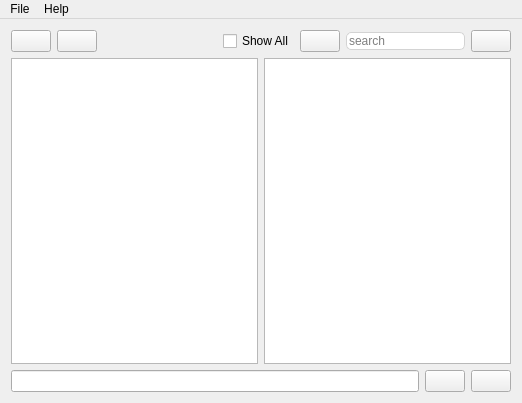
First picture: the form in mainwindow.ui, repository SverrirValgeirsson/Todour, before the edit.
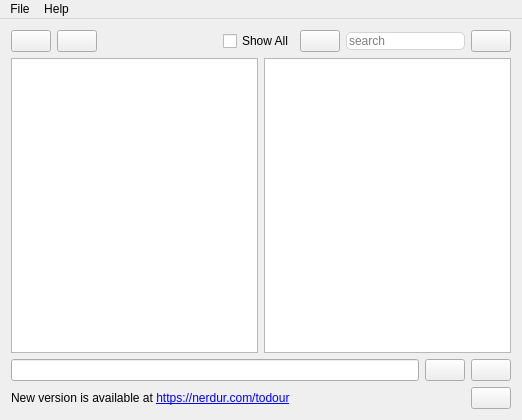
Second picture: the form after the edit.

Commit message: Moved the "check for new version" feature to the main part of the program and make it check ca once per week (can be turned off)

What changed in the file:
```diff
--- a/mainwindow.ui
+++ b/mainwindow.ui
@@ -7,7 +7,7 @@
     <x>0</x>
     <y>0</y>
     <width>522</width>
-    <height>403</height>
+    <height>420</height>
    </rect>
   </property>
   <property name="windowTitle">
@@ -184,6 +184,70 @@
       </item>
      </layout>
     </item>
+    <item>
+     <widget class="QWidget" name="newVersionView" native="true">
+      <layout class="QHBoxLayout" name="horizontalLayout_4">
+       <property name="spacing">
+        <number>20</number>
+       </property>
+       <property name="leftMargin">
+        <number>0</number>
+       </property>
+       <property name="topMargin">
+        <number>0</number>
+       </property>
+       <property name="rightMargin">
+        <number>0</number>
+       </property>
+       <property name="bottomMargin">
+        <number>0</number>
+       </property>
+       <item>
+        <widget class="QLabel" name="label">
+         <property name="text">
+          <string>&lt;html&gt;&lt;head/&gt;&lt;body&gt;&lt;p&gt;New version is available at &lt;a href=&quot;http://nerdur.com/todour&quot;&gt;&lt;span style=&quot; text-decoration: underline; color:#0000ff;&quot;&gt;https://nerdur.com/todour&lt;/span&gt;&lt;/a&gt;&lt;/p&gt;&lt;/body&gt;&lt;/html&gt;</string>
+         </property>
+         <property name="textFormat">
+          <enum>Qt::RichText</enum>
+         </property>
+         <property name="openExternalLinks">
+          <bool>true</bool>
+         </property>
+         <property name="textInteractionFlags">
+          <set>Qt::LinksAccessibleByKeyboard|Qt::LinksAccessibleByMouse</set>
+         </property>
+        </widget>
+       </item>
+       <item>
+        <widget class="QLabel" name="txtLatestVersion">
+         <property name="text">
+          <string/>
+         </property>
+        </widget>
+       </item>
+       <item>
+        <spacer name="horizontalSpacer_2">
+         <property name="orientation">
+          <enum>Qt::Horizontal</enum>
+         </property>
+         <property name="sizeHint" stdset="0">
+          <size>
+           <width>40</width>
+           <height>20</height>
+          </size>
+         </property>
+        </spacer>
+       </item>
+       <item>
+        <widget class="QPushButton" name="pb_closeVersionBar">
+         <property name="text">
+          <string/>
+         </property>
+        </widget>
+       </item>
+      </layout>
+     </widget>
+    </item>
    </layout>
   </widget>
   <widget class="QMenuBar" name="menuBar">
```
The commit also changes 9 other files.
